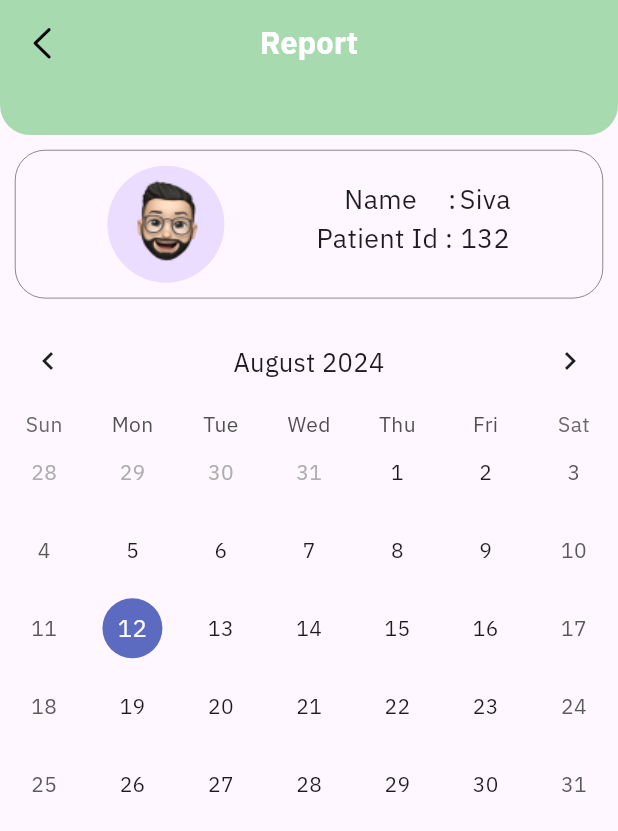
After one commit to SIVANESANTN31/TRACHCARE, a Flutter app: the DailyUpdatePatients screen opened directly, on a phone screen of 412 x 824 dp. The commit adds this screen. Shown: the top 831 px of the screen. Run offline on Flutter 3.47's test engine with Material 3 defaults, Android fonts, the phone set to English and light mode, and no system bars; drawn by our look-alikes of table_calendar; our stand-ins replace animate_do, carousel_slider, chewie, gap, google_fonts, sizer and 2 more; missing offline and left inert: pull_down_button, video_thumbnail.

Commit message:
calanderview is  completed

```diff
--- a/trachcare/lib/Api/Apiurl.dart
+++ b/trachcare/lib/Api/Apiurl.dart
@@ -1,5 +1,5 @@
 
-const ip = "192.168.1.8";
+const ip = "192.168.1.10";
 
 String PatientLoginurl = "https://$ip/Trachcare/auth/patientAuth/PatientLogin.php";
 String getpatientdetialsurl = "https://$ip/Trachcare/Patient/getdetials.php";
--- a/trachcare/lib/Screens/Views/Doctor/Bottomnavigator/Doctorsdashboard.dart
+++ b/trachcare/lib/Screens/Views/Doctor/Bottomnavigator/Doctorsdashboard.dart
@@ -7,6 +7,7 @@ import "package:gap/gap.dart";
 import "package:google_fonts/google_fonts.dart";
 import "package:sizer/sizer.dart";
 import "package:trachcare/Screens/Views/Doctor/doctorscreens/AddExVideos.dart";
+import "package:trachcare/Screens/Views/Doctor/doctorscreens/DailyUpadtes_patient.dart";
 import "package:trachcare/Screens/Views/patient/Bottomnavigationscreens/AudioScreen.dart";
 import "package:trachcare/components/Appbar.dart";
 import "package:trachcare/components/Navbardrawer.dart";
@@ -207,7 +208,11 @@ PreferredSizeWidget Bottom(BuildContext context){
                     scrollDirection: Axis.horizontal,
                     itemBuilder: (context, index) {
                       return StoryCircles(
-                        // function: _openStory,
+                         function: (){
+                          Navigator.push(
+    context,
+    MaterialPageRoute(builder: (context) => DailyUpdatePatients()));
+                         },
                       );
                      },
                     ),
--- /dev/null
+++ b/trachcare/lib/Screens/Views/Doctor/doctorscreens/DailyUpadtes_patient.dart
@@ -0,0 +1,128 @@
+import 'package:flutter/cupertino.dart';
+import 'package:flutter/material.dart';
+
+import 'package:google_fonts/google_fonts.dart';
+import 'package:sizer/sizer.dart';
+import 'package:table_calendar/table_calendar.dart';
+import 'package:trachcare/components/NAppbar.dart';
+
+import '../../../../style/colors.dart';
+import 'package:intl/intl.dart';
+
+class DailyUpdatePatients extends StatefulWidget {
+  DailyUpdatePatients({super.key});
+
+  @override
+  State<DailyUpdatePatients> createState() => _DailyUpdatePatientsState();
+}
+
+class _DailyUpdatePatientsState extends State<DailyUpdatePatients> {
+  @override
+  Widget build(BuildContext context) {
+
+
+     DateTime today = DateTime.now();
+     DateTime?_selectedDate;
+      void onDaySelected(DateTime day ,DateTime focusedDay){
+       print(day);
+          setState(() {
+             today = day;
+          });
+
+
+
+
+     }
+
+
+    return Scaffold(
+        appBar: NormalAppbar(Title: "Report"),
+        body: ListView(children: [
+          Namecard("Siva", "132"),
+          TableCalendar(
+            availableGestures: AvailableGestures.all,
+            pageJumpingEnabled: true,
+            headerStyle:HeaderStyle(formatButtonVisible: false,titleCentered: true,) ,
+              focusedDay: today,
+               firstDay: DateTime.utc(2010,1,1),
+               lastDay: DateTime.now().add(
+                Duration(days: 365),
+              ),
+              selectedDayPredicate: (day) =>isSameDay(day,today),
+
+             onDaySelected: onDaySelected,
+
+              )
+        ]));
+
+
+  }
+}
+
+Widget Namecard(String name, String patient_id) {
+  return Container(
+    margin: EdgeInsets.all(10),
+    width: double.infinity,
+    height: 12.h,
+    decoration: BoxDecoration(
+        borderRadius: BorderRadius.circular(20),
+        border: Border.all(color: BlackColor, width: 0.3)),
+    child: Row(
+      mainAxisAlignment: MainAxisAlignment.spaceEvenly,
+      children: [
+        CircleAvatar(
+          minRadius: 20,
+          child: Image(image: AssetImage("assets/images/doctor.png")),
+        ),
+        Padding(
+            padding: const EdgeInsets.symmetric(vertical: 20),
+            child: Row(
+              children: [
+                Column(
+                  children: [
+                    Text(
+                      "Name",
+                      style: GoogleFonts.ibmPlexSans(
+                          textStyle: TextStyle(fontSize: 13.sp)),
+                    ),
+                    Text(
+                      "Patient Id ",
+                      style: GoogleFonts.ibmPlexSans(
+                          textStyle: TextStyle(fontSize: 13.sp)),
+                    )
+                  ],
+                ),
+                Column(
+                  children: [
+                    Text(
+                      ":",
+                      style: GoogleFonts.ibmPlexSans(
+                          textStyle: TextStyle(fontSize: 13.sp)),
+                    ),
+                    Text(
+                      ": ",
+                      style: GoogleFonts.ibmPlexSans(
+                          textStyle: TextStyle(fontSize: 13.sp)),
+                    )
+                  ],
+                ),
+                Column(
+                  children: [
+                    Text(
+                      name,
+                      style: GoogleFonts.ibmPlexSans(
+                          textStyle: TextStyle(fontSize: 13.sp)),
+                    ),
+                    Text(
+                      patient_id,
+                      style: GoogleFonts.ibmPlexSans(
+                          textStyle: TextStyle(fontSize: 13.sp)),
+                    )
+                  ],
+                )
+              ],
+            ))
+      ],
+    ),
+  );
+}
--- a/trachcare/pubspec.yaml
+++ b/trachcare/pubspec.yaml
@@ -47,6 +47,7 @@ dependencies:
   video_thumbnail: any
   path_provider: ^2.1.4
   pull_down_button: ^0.10.1
+  table_calendar: ^3.1.2
 
 
 
```
Also changed, not shown: trachcare/lib/Screens/Views/Doctor/Doctormainscreen.dart (+2 -5 lines).
